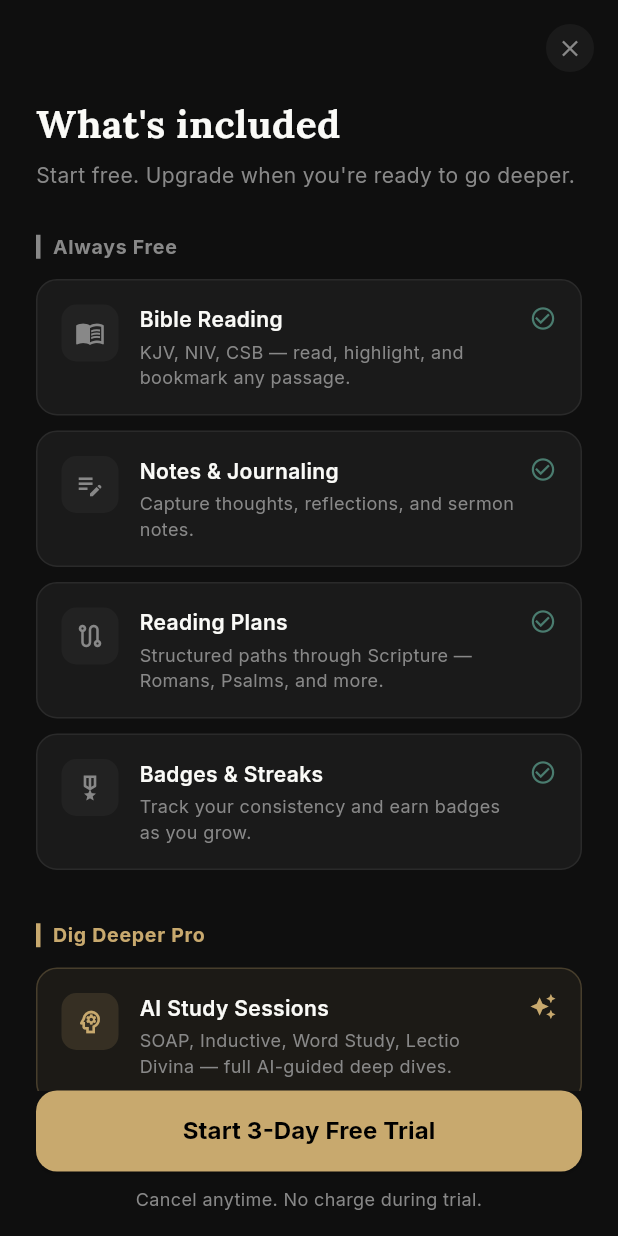
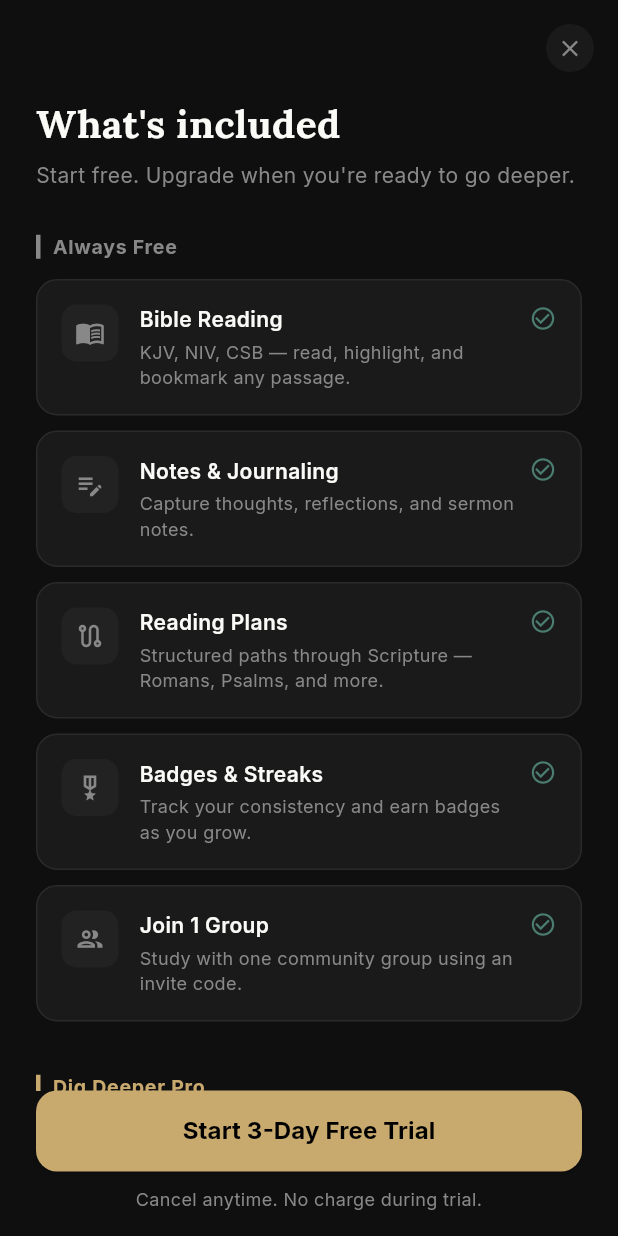
Before and after one commit to dwdalton80/digdeeper, a Flutter app: the CompareScreen screen opened directly, on a phone screen of 412 x 824 dp. Run offline on Flutter 3.47's test engine with Material 3 defaults, Android fonts, the phone set to English and light mode, and no system bars; our stand-ins replace cloud_firestore, cloud_functions, firebase_auth, firebase_core, firebase_messaging, firebase_storage and 11 more; accounts and stored records are empty; statements that could not run were skipped.

Commit message:
Gate groups at 1 free / unlimited pro; update compare screen

```diff
--- a/lib/screens/paywall/compare_screen.dart
+++ b/lib/screens/paywall/compare_screen.dart
@@ -44,6 +44,12 @@ const _features = [
     isPro: false,
   ),
   _Feature(
+    icon: Icons.group_outlined,
+    title: 'Join 1 Group',
+    description: 'Study with one community group using an invite code.',
+    isPro: false,
+  ),
+  _Feature(
     icon: Icons.psychology_outlined,
     title: 'AI Study Sessions',
     description: 'SOAP, Inductive, Word Study, Lectio Divina — full AI-guided deep dives.',
@@ -65,6 +71,12 @@ const _features = [
     icon: Icons.translate_outlined,
     title: 'Greek & Hebrew Explorer',
     description: 'Go deeper with original language word studies on any passage.',
+    isPro: true,
+  ),
+  _Feature(
+    icon: Icons.groups_outlined,
+    title: 'Unlimited Groups',
+    description: 'Create and join as many groups as you want. Lead multiple communities.',
     isPro: true,
   ),
 ];
```
Also changed, not shown: lib/screens/groups/groups_screen.dart (+43 -12 lines).
